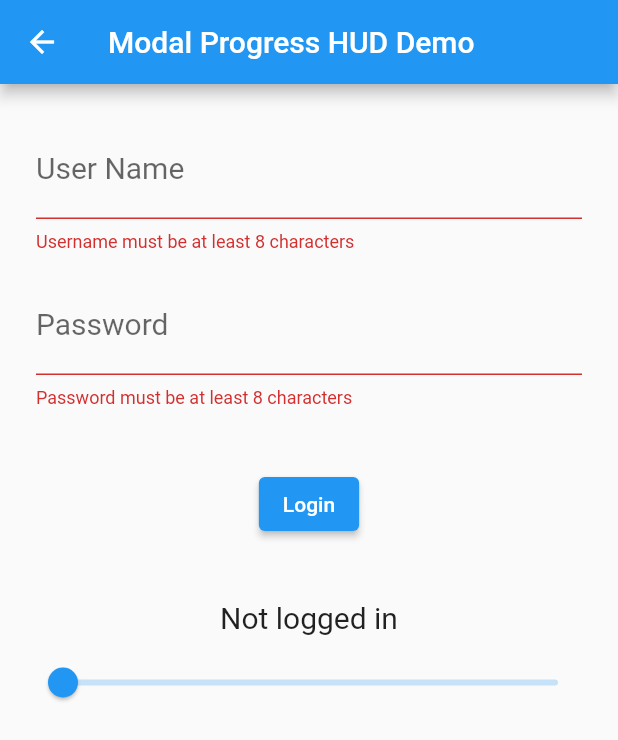
After one commit to mastermeric/flutter_utilities, a Flutter app: the screen it shows after launch, item 6 of the bottom bar chosen, after a tap on "Login", on a phone screen of 412 x 824 dp. The commit adds this screen. Shown: the top 740 px of the screen. Run offline on Flutter 3.47's test engine with Material 2 defaults, Android fonts, the phone set to English and light mode, and no system bars; drawn by our look-alikes of modal_progress_hud_nsn; our stand-ins replace camera, country_code_picker.

Commit message:
modal_progress_hud

```diff
--- a/lib/MyBottomNavigation.dart
+++ b/lib/MyBottomNavigation.dart
@@ -34,6 +34,10 @@ class _MyBottomNavigationState extends State<MyBottomNavigation> {
             icon: Icon(Icons.phone),
             label:"phone",
             backgroundColor: Colors.orange),
+        BottomNavigationBarItem(
+            icon: Icon(Icons.apple),
+            label:"apple",
+            backgroundColor: Colors.orange),
       ],
       onTap: (value) {
         setState(() {
@@ -55,9 +59,12 @@ class _MyBottomNavigationState extends State<MyBottomNavigation> {
             case 4:
               Navigator.pushNamed(context, "/AlertDialogPage");
               break;
+            case 5:
+              Navigator.pushNamed(context, "/modal_progress_hud_nsn");
+              break;
           }
 
-/*          Text("Home",style: TextStyle(fontSize: 18, color: Colors.black54)),onTap: () {Navigator.of(context).pushNamed("/Home");},),
+/*        Text("Home",style: TextStyle(fontSize: 18, color: Colors.black54)),onTap: () {Navigator.of(context).pushNamed("/Home");},),
           Text("NinjaCard",style: TextStyle(fontSize: 18, color: Colors.black54)),onTap: () {Navigator.of(context).pushNamed("/NinjaCard");},),
           Text("LoginScreen",style: TextStyle(fontSize: 18, color: Colors.black54)),onTap: () {Navigator.of(context).pushNamed("/LoginScreen");},),
           Text("AlertDialogPage",style: TextStyle(fontSize: 18, color: Colors.black54)),onTap: () {Navigator.of(context).pushNamed("/AlertDialogPage");},),*/
--- a/lib/main.dart
+++ b/lib/main.dart
@@ -10,6 +10,7 @@ import 'LoginPage.dart';
 import 'NinjaCard.dart';
 //import 'TensorFlowTEST.dart';
 import 'CustomDateTimePicker.dart';
+import 'modal_progress_hud_nsn.dart';
 
 List<CameraDescription>? cameras;
 
@@ -31,6 +32,8 @@ Future<void> main() async {
 
   runApp(new MaterialApp(
     initialRoute: '/',
+
+    //Route tanımları burada..
     routes: {
       '/': (context) => HomePage(), // base root. home: yerine gecer. diger sayfalarda "<--" isareti buna gore cikar
       '/Home': (context) => HomePage(),
@@ -41,6 +44,7 @@ Future<void> main() async {
       '/LoginPage': (context) => LoginPage(),
       //'/TensorFlowTEST': (context) => TensorFlowTEST(kameraListesi),
       '/CustomDateTimePicker': (context) => CustomDateTimePicker(),
+      '/modal_progress_hud_nsn': (context) => modal_progress_hud_nsn(onSignIn: () => print('login successful!'),),
     },
     //home: HomePage()
     //home: AlertDialogPage(),
--- /dev/null
+++ b/lib/modal_progress_hud_nsn.dart
@@ -0,0 +1,210 @@
+import 'dart:async';
+
+import 'package:flutter/material.dart';
+import 'package:modal_progress_hud_nsn/modal_progress_hud_nsn.dart';
+
+// class modal_progress_hud_nsn extends StatelessWidget {
+//   @override
+//   Widget build(BuildContext context) {
+//     return MaterialApp(
+//       theme: ThemeData(
+//         primarySwatch: Colors.blue,
+//       ),
+//       home: LoginPage(
+//         onSignIn: () => print('login successful!'),
+//       ),
+//     );
+//   }
+// }
+
+class modal_progress_hud_nsn extends StatefulWidget {
+  final VoidCallback _onSignIn;
+
+  modal_progress_hud_nsn({required onSignIn})
+      : assert(onSignIn != null),
+        _onSignIn = onSignIn;
+
+  @override
+  _LoginPageState createState() => _LoginPageState();
+}
+
+class _LoginPageState extends State<modal_progress_hud_nsn> {
+  // maintains validators and state of form fields
+  final GlobalKey<FormState> _loginFormKey = GlobalKey<FormState>();
+
+  // manage state of modal progress HUD widget
+  bool _isInAsyncCall = false;
+
+  bool _isInvalidAsyncUser = false; // managed after response from server
+  bool _isInvalidAsyncPass = false; // managed after response from server
+
+  String? _username;
+  String? _password;
+  bool _isLoggedIn = false;
+  double bur = 0;
+
+  // validate user name
+  String? _validateUserName(String? userName) {
+    if (userName!.length < 8) {
+      return 'Username must be at least 8 characters';
+    }
+
+    if (_isInvalidAsyncUser) {
+      // disable message until after next async call
+      _isInvalidAsyncUser = false;
+      return 'Incorrect user name';
+    }
+
+    return null;
+  }
+
+  // validate password
+  String? _validatePassword(String? password) {
+    if (password!.length < 8) {
+      return 'Password must be at least 8 characters';
+    }
+
+    if (_isInvalidAsyncPass) {
+      // disable message until after next async call
+      _isInvalidAsyncPass = false;
+      return 'Incorrect password';
+    }
+
+    return null;
+  }
+
+  void _submit() {
+    if (_loginFormKey.currentState!.validate()) {
+      _loginFormKey.currentState!.save();
+
+      // dismiss keyboard during async call
+      FocusScope.of(context).requestFocus(new FocusNode());
+
+      // start the modal progress HUD
+      setState(() {
+        _isInAsyncCall = true;
+      });
+
+      // Simulate a service call
+      Future.delayed(Duration(seconds: 1), () {
+        final _accountUsername = 'username1';
+        final _accountPassword = 'password1';
+        setState(() {
+          if (_username == _accountUsername) {
+            _isInvalidAsyncUser = false;
+            if (_password == _accountPassword) {
+              // username and password are correct
+              _isInvalidAsyncPass = false;
+              _isLoggedIn = true;
+            } else
+              // username is correct, but password is incorrect
+              _isInvalidAsyncPass = true;
+          } else {
+            // incorrect username and have not checked password result
+            _isInvalidAsyncUser = true;
+            // no such user, so no need to trigger async password validator
+            _isInvalidAsyncPass = false;
+          }
+          // stop the modal progress HUD
+          _isInAsyncCall = false;
+        });
+        if (_isLoggedIn)
+          // do something
+          widget._onSignIn();
+      });
+    }
+  }
+
+  @override
+  Widget build(BuildContext context) {
+    return Scaffold(
+      appBar: AppBar(
+        title: Text('Modal Progress HUD Demo'),
+        backgroundColor: Colors.blue,
+      ),
+      // display modal progress HUD (heads-up display, or indicator)
+      // when in async call
+      body: ModalProgressHUD(
+        child: SingleChildScrollView(
+          child: Container(
+            padding: const EdgeInsets.all(16.0),
+            child: buildLoginForm(context),
+          ),
+        ),
+        inAsyncCall: _isInAsyncCall,
+        // demo of some additional parameters
+        opacity: 0.5,
+        blur: bur,
+        progressIndicator: CircularProgressIndicator(),
+      ),
+    );
+  }
+
+  Widget buildLoginForm(BuildContext context) {
+    final TextTheme textTheme = Theme
+        .of(context)
+        .textTheme;
+    // run the validators on reload to process async results
+    _loginFormKey.currentState?.validate();
+    return Form(
+      key: this._loginFormKey,
+      child: Column(
+        children: [
+          Padding(
+            padding: const EdgeInsets.all(8.0),
+            child: TextFormField(
+              key: Key('username'),
+              decoration: InputDecoration(
+                  hintText: 'enter username', labelText: 'User Name'),
+              style: TextStyle(fontSize: 20.0, color: textTheme.button!.color),
+              validator: _validateUserName,
+              onSaved: (value) => _username = value,
+            ),
+          ),
+          Padding(
+            padding: const EdgeInsets.all(8.0),
+            child: TextFormField(
+              key: Key('password'),
+              obscureText: true,
+              decoration: InputDecoration(
+                  hintText: 'enter password', labelText: 'Password'),
+              style: TextStyle(fontSize: 20.0, color: textTheme.button!.color),
+              validator: _validatePassword,
+              onSaved: (value) => _password = value,
+            ),
+          ),
+          Padding(
+            padding: const EdgeInsets.all(32.0),
+            child: ElevatedButton(
+              onPressed: _submit,
+              child: Text('Login'),
+            ),
+          ),
+          Padding(
+            padding: const EdgeInsets.all(8.0),
+            child: _isLoggedIn
+                ? Text(
+              'Login successful!',
+              key: Key('loggedIn'),
+              style: TextStyle(fontSize: 20.0),
+            )
+                : Text(
+              'Not logged in',
+              key: Key('notLoggedIn'),
+              style: TextStyle(fontSize: 20.0),
+            ),
+          ),
+          Slider(min: 0,
+            max: 10,
+            value: bur,
+            divisions: 100,
+            onChanged: (val) {
+              setState(() {
+                bur = val;
+              });
+            },),
+        ],
+      ),
+    );
+  }
+}
--- a/pubspec.yaml
+++ b/pubspec.yaml
@@ -38,6 +38,7 @@ dependencies:
   camera: ^0.10.3
   http: ^0.13.5
   country_code_picker: ^2.0.2
+  modal_progress_hud_nsn: ^0.3.0
 
 dev_dependencies:
   flutter_test:
```
Also changed, not shown: pubspec.lock, 3 other files.
